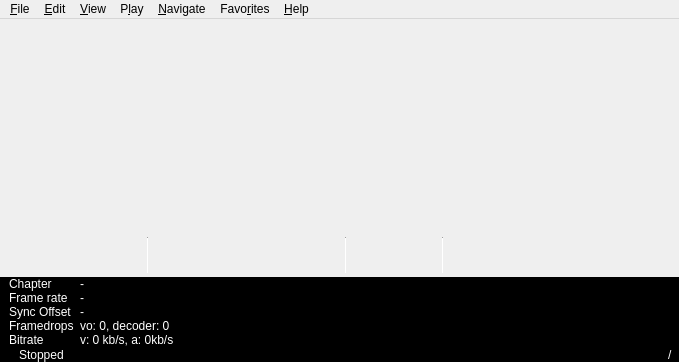
First picture: the form in mainwindow.ui, repository mpc-qt/mpc-qt, before the edit.
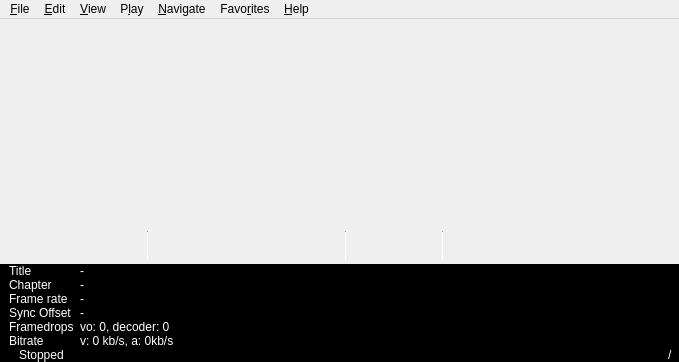
Second picture: the form after the edit. Icons and pictures are not drawn.

Commit message: Show the title in the information bar

What changed in the file:
```diff
--- a/mainwindow.ui
+++ b/mainwindow.ui
@@ -580,69 +580,83 @@
               <number>0</number>
              </property>
              <item row="0" column="0">
+              <widget class="QLabel" name="titleLabel">
+               <property name="text">
+                <string>Title</string>
+               </property>
+              </widget>
+             </item>
+             <item row="0" column="1">
+              <widget class="QLabel" name="title">
+               <property name="text">
+                <string notr="true">-</string>
+               </property>
+              </widget>
+             </item>
+             <item row="1" column="0">
               <widget class="QLabel" name="chapterLabel">
                <property name="text">
                 <string>Chapter</string>
                </property>
               </widget>
              </item>
-             <item row="0" column="1">
+             <item row="1" column="1">
               <widget class="QLabel" name="chapter">
                <property name="text">
                 <string notr="true">-</string>
                </property>
               </widget>
              </item>
-             <item row="1" column="0">
+             <item row="2" column="0">
               <widget class="QLabel" name="framerateLabel">
                <property name="text">
                 <string>Frame rate</string>
                </property>
               </widget>
              </item>
-             <item row="1" column="1">
+             <item row="2" column="1">
               <widget class="QLabel" name="framerate">
                <property name="text">
                 <string notr="true">-</string>
                </property>
               </widget>
              </item>
-             <item row="2" column="0">
+             <item row="3" column="0">
               <widget class="QLabel" name="avsyncLabel">
                <property name="text">
                 <string>Sync Offset</string>
                </property>
               </widget>
              </item>
-             <item row="2" column="1">
+             <item row="3" column="1">
               <widget class="QLabel" name="avsync">
                <property name="text">
                 <string notr="true">-</string>
                </property>
               </widget>
              </item>
-             <item row="3" column="0">
+             <item row="4" column="0">
               <widget class="QLabel" name="framedropsLabel">
                <property name="text">
                 <string>Framedrops</string>
                </property>
               </widget>
              </item>
-             <item row="3" column="1">
+             <item row="4" column="1">
               <widget class="QLabel" name="framedrops">
                <property name="text">
                 <string>vo: 0, decoder: 0</string>
                </property>
               </widget>
              </item>
-             <item row="4" column="0">
+             <item row="5" column="0">
               <widget class="QLabel" name="bitrateLabel">
                <property name="text">
                 <string>Bitrate</string>
                </property>
               </widget>
              </item>
-             <item row="4" column="1">
+             <item row="5" column="1">
               <widget class="QLabel" name="bitrate">
                <property name="text">
                 <string notr="true">v: 0 kb/s, a: 0kb/s</string>
```
The commit also changes 1 other file.
